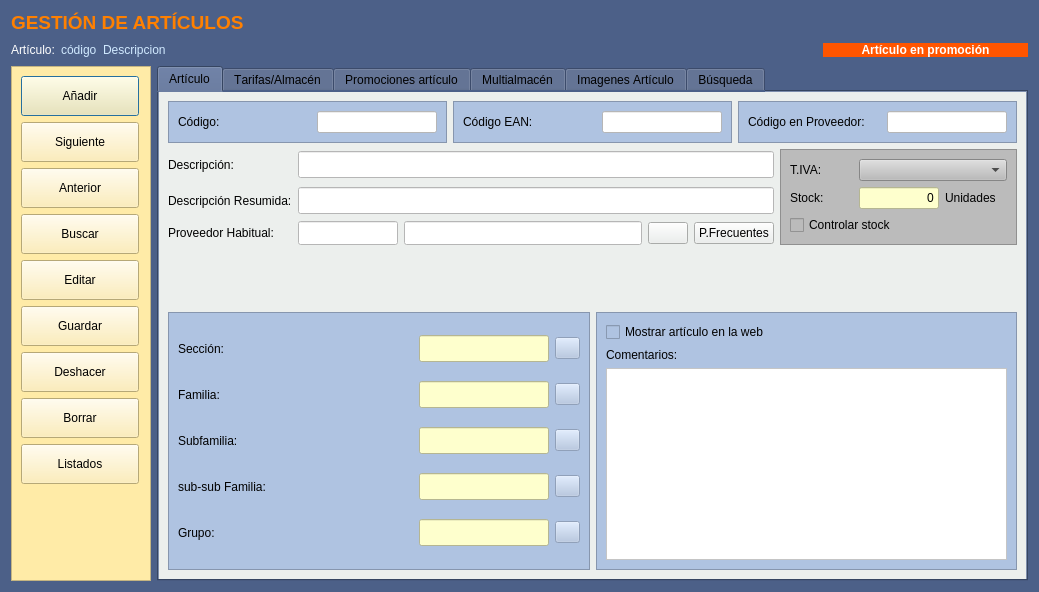
Qt form Almacen/frmarticulos.ui (arcnexus/RedFoX) before a commit.
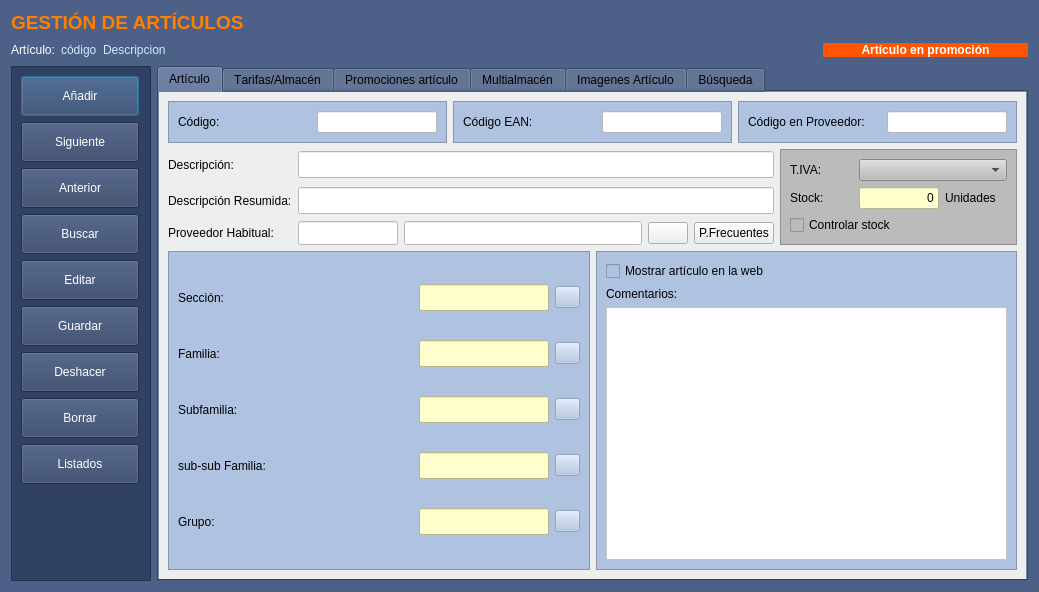
The same form after that commit. Icons and pictures are not drawn.

Commit message: Estilo ventanas

Patch:
```diff
--- a/Almacen/frmarticulos.ui
+++ b/Almacen/frmarticulos.ui
@@ -157,7 +157,8 @@
         </size>
        </property>
        <property name="styleSheet">
-        <string notr="true">background-color: rgb(255, 235, 167);</string>
+        <string notr="true">background-color: #304163;
+color: #ffffff</string>
        </property>
        <property name="frameShape">
         <enum>QFrame::StyledPanel</enum>
@@ -795,18 +796,19 @@
              </property>
             </widget>
            </item>
-           <item row="3" column="0">
-            <spacer name="verticalSpacer_4">
-             <property name="orientation">
-              <enum>Qt::Vertical</enum>
+           <item row="0" column="0">
+            <widget class="QLabel" name="label_6">
+             <property name="text">
+              <string>Descripción:</string>
              </property>
-             <property name="sizeHint" stdset="0">
-              <size>
-               <width>20</width>
-               <height>40</height>
-              </size>
+            </widget>
+           </item>
+           <item row="1" column="0">
+            <widget class="QLabel" name="label_7">
+             <property name="text">
+              <string>Descripción Resumida:</string>
              </property>
-            </spacer>
+            </widget>
            </item>
           </layout>
          </item>
```
Left out of the diff: 98 changed lines with no effect on the pictures. The commit also changes 7 other files.
